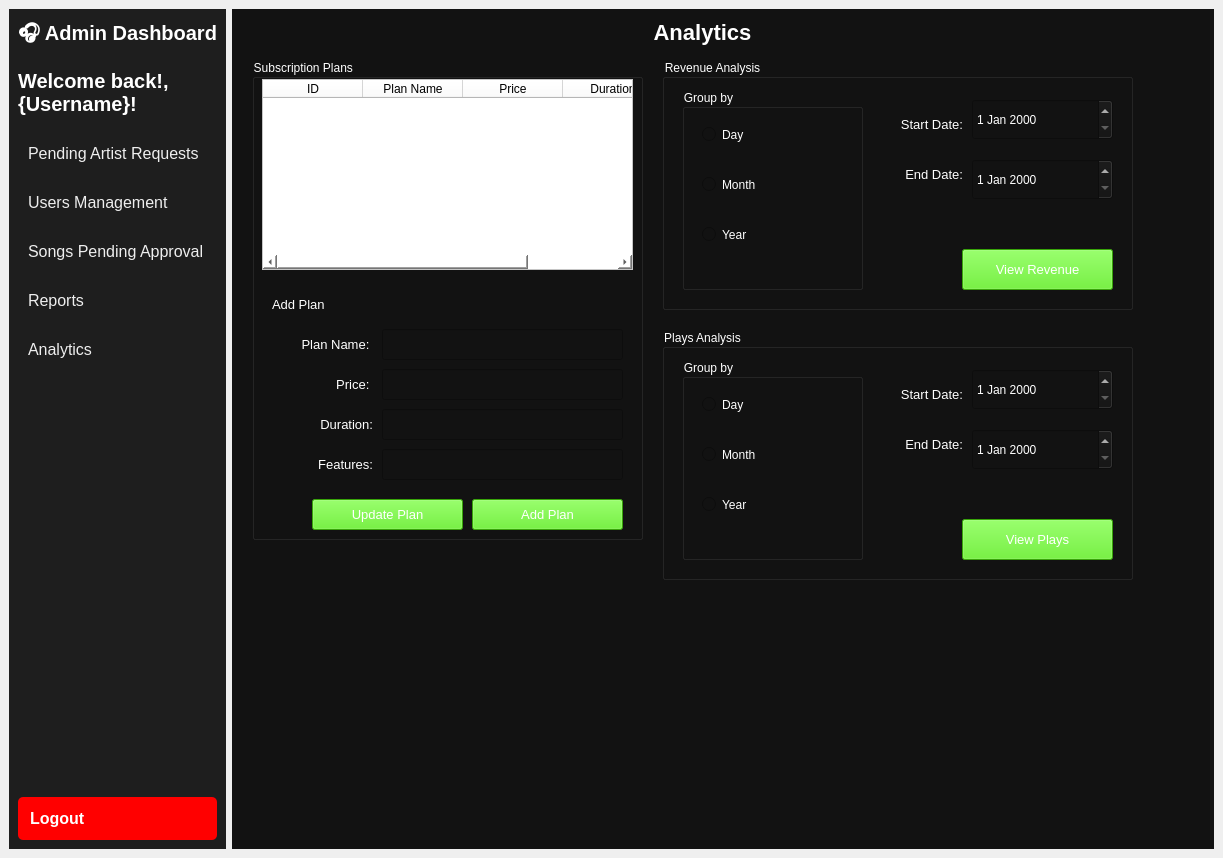
First picture: the form in App UI/admin_main.ui, repository M-AmmarBaig/Databases-Project-Habibify-Music-Player, before the edit.
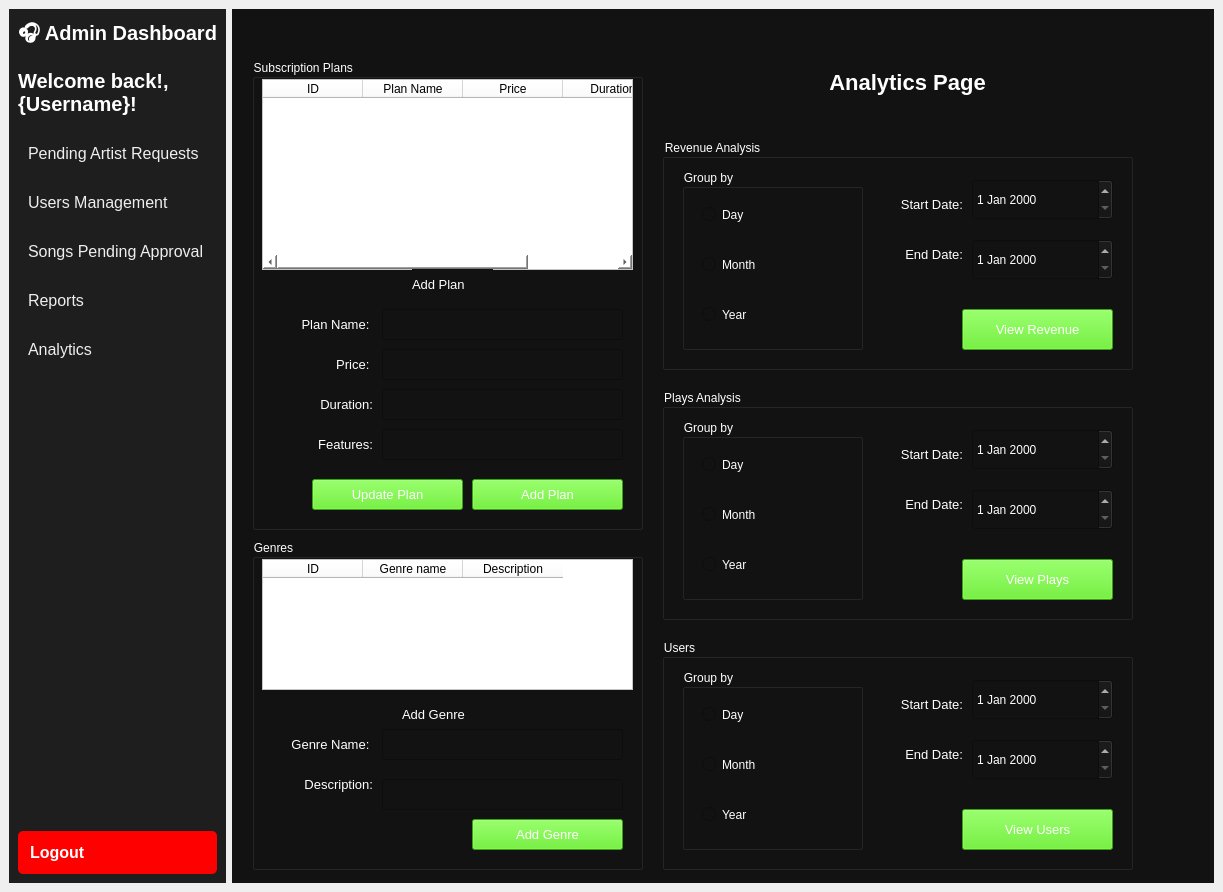
Second picture: the form after the edit. Icons and pictures are not drawn.

```diff
--- a/App UI/admin_main.ui
+++ b/App UI/admin_main.ui
@@ -7,7 +7,7 @@
     <x>0</x>
     <y>0</y>
     <width>1223</width>
-    <height>858</height>
+    <height>892</height>
    </rect>
   </property>
   <property name="windowTitle">
@@ -1685,9 +1685,9 @@
        <widget class="QLabel" name="manageArtistsTitle">
         <property name="geometry">
          <rect>
-          <x>420</x>
-          <y>10</y>
-          <width>101</width>
+          <x>540</x>
+          <y>60</y>
+          <width>271</width>
           <height>27</height>
          </rect>
         </property>
@@ -1695,7 +1695,7 @@
          <string notr="true">font-size:22px; font-weight:bold;</string>
         </property>
         <property name="text">
-         <string>Analytics</string>
+         <string>Analytics Page</string>
         </property>
         <property name="alignment">
          <set>Qt::AlignCenter</set>
@@ -1707,7 +1707,7 @@
           <x>20</x>
           <y>50</y>
           <width>391</width>
-          <height>481</height>
+          <height>471</height>
          </rect>
         </property>
         <property name="minimumSize">
@@ -1769,9 +1769,9 @@
         <widget class="QLabel" name="label_26">
          <property name="geometry">
           <rect>
-           <x>20</x>
-           <y>230</y>
-           <width>111</width>
+           <x>160</x>
+           <y>210</y>
+           <width>81</width>
            <height>31</height>
           </rect>
          </property>
@@ -1788,7 +1788,7 @@
          <property name="geometry">
           <rect>
            <x>10</x>
-           <y>270</y>
+           <y>250</y>
            <width>111</width>
            <height>31</height>
           </rect>
@@ -1812,7 +1812,7 @@
          <property name="geometry">
           <rect>
            <x>10</x>
-           <y>310</y>
+           <y>290</y>
            <width>111</width>
            <height>31</height>
           </rect>
@@ -1835,9 +1835,9 @@
         <widget class="QLabel" name="label_30">
          <property name="geometry">
           <rect>
-           <x>10</x>
-           <y>350</y>
-           <width>111</width>
+           <x>20</x>
+           <y>330</y>
+           <width>101</width>
            <height>31</height>
           </rect>
          </property>
@@ -1860,7 +1860,7 @@
          <property name="geometry">
           <rect>
            <x>10</x>
-           <y>390</y>
+           <y>370</y>
            <width>111</width>
            <height>31</height>
           </rect>
@@ -1884,7 +1884,7 @@
          <property name="geometry">
           <rect>
            <x>130</x>
-           <y>270</y>
+           <y>250</y>
            <width>241</width>
            <height>31</height>
           </rect>
@@ -1894,12 +1894,15 @@
            <pointsize>10</pointsize>
           </font>
          </property>
+         <property name="readOnly">
+          <bool>true</bool>
+         </property>
         </widget>
         <widget class="QLineEdit" name="PlanPrice">
          <property name="geometry">
           <rect>
            <x>130</x>
-           <y>310</y>
+           <y>290</y>
            <width>241</width>
            <height>31</height>
           </rect>
@@ -1914,7 +1917,7 @@
          <property name="geometry">
           <rect>
            <x>130</x>
-           <y>390</y>
+           <y>370</y>
            <width>241</width>
            <height>31</height>
           </rect>
@@ -1929,7 +1932,7 @@
          <property name="geometry">
           <rect>
            <x>130</x>
-           <y>350</y>
+           <y>330</y>
            <width>241</width>
            <height>31</height>
           </rect>
@@ -1944,7 +1947,7 @@
          <property name="geometry">
           <rect>
            <x>220</x>
-           <y>440</y>
+           <y>420</y>
            <width>151</width>
            <height>31</height>
           </rect>
@@ -1969,7 +1972,7 @@
          <property name="geometry">
           <rect>
            <x>60</x>
-           <y>440</y>
+           <y>420</y>
            <width>151</width>
            <height>31</height>
           </rect>
@@ -1995,9 +1998,9 @@
         <property name="geometry">
          <rect>
           <x>430</x>
-          <y>50</y>
+          <y>130</y>
           <width>471</width>
-          <height>251</height>
+          <height>231</height>
          </rect>
         </property>
         <property name="title">
@@ -2009,7 +2012,7 @@
            <x>20</x>
            <y>30</y>
            <width>181</width>
-           <height>201</height>
+           <height>181</height>
           </rect>
          </property>
          <property name="title">
@@ -2127,7 +2130,7 @@
          <property name="geometry">
           <rect>
            <x>300</x>
-           <y>190</y>
+           <y>170</y>
            <width>151</width>
            <height>41</height>
           </rect>
@@ -2153,9 +2156,9 @@
         <property name="geometry">
          <rect>
           <x>430</x>
-          <y>320</y>
+          <y>380</y>
           <width>471</width>
-          <height>251</height>
+          <height>231</height>
          </rect>
         </property>
         <property name="title">
@@ -2167,7 +2170,7 @@
            <x>20</x>
            <y>30</y>
            <width>181</width>
-           <height>201</height>
+           <height>181</height>
           </rect>
          </property>
          <property name="title">
@@ -2285,7 +2288,7 @@
          <property name="geometry">
           <rect>
            <x>300</x>
-           <y>190</y>
+           <y>170</y>
            <width>151</width>
            <height>41</height>
           </rect>
@@ -2307,6 +2310,344 @@
          </property>
         </widget>
        </widget>
+       <widget class="QGroupBox" name="groupBox_10">
+        <property name="geometry">
+         <rect>
+          <x>430</x>
+          <y>630</y>
+          <width>471</width>
+          <height>231</height>
+         </rect>
+        </property>
+        <property name="title">
+         <string>Users</string>
+        </property>
+        <widget class="QGroupBox" name="groupBox_11">
+         <property name="geometry">
+          <rect>
+           <x>20</x>
+           <y>30</y>
+           <width>181</width>
+           <height>181</height>
+          </rect>
+         </property>
+         <property name="title">
+          <string>Group by</string>
+         </property>
+         <widget class="QRadioButton" name="UsersDay">
+          <property name="geometry">
+           <rect>
+            <x>20</x>
+            <y>30</y>
+            <width>141</width>
+            <height>31</height>
+           </rect>
+          </property>
+          <property name="text">
+           <string>Day</string>
+          </property>
+         </widget>
+         <widget class="QRadioButton" name="UsersMonth">
+          <property name="geometry">
+           <rect>
+            <x>20</x>
+            <y>80</y>
+            <width>141</width>
+            <height>31</height>
+           </rect>
+          </property>
+          <property name="text">
+           <string>Month</string>
+          </property>
+         </widget>
+         <widget class="QRadioButton" name="UsersYear">
+          <property name="geometry">
+           <rect>
+            <x>20</x>
+            <y>130</y>
+            <width>141</width>
+            <height>31</height>
+           </rect>
+          </property>
+          <property name="text">
+           <string>Year</string>
+          </property>
+         </widget>
+        </widget>
+        <widget class="QDateEdit" name="UsersStartDate">
+         <property name="geometry">
+          <rect>
+           <x>310</x>
+           <y>40</y>
+           <width>141</width>
+           <height>41</height>
+          </rect>
+         </property>
+        </widget>
+        <widget class="QDateEdit" name="UsersEndDate">
+         <property name="geometry">
+          <rect>
+           <x>310</x>
+           <y>100</y>
+           <width>141</width>
+           <height>41</height>
+          </rect>
+         </property>
+        </widget>
+        <widget class="QLabel" name="label_36">
+         <property name="geometry">
+          <rect>
+           <x>210</x>
+           <y>50</y>
+           <width>91</width>
+           <height>31</height>
+          </rect>
+         </property>
+         <property name="font">
+          <font>
+           <pointsize>10</pointsize>
+          </font>
+         </property>
+         <property name="layoutDirection">
+          <enum>Qt::LeftToRight</enum>
+         </property>
+         <property name="text">
+          <string>Start Date:</string>
+         </property>
+         <property name="alignment">
+          <set>Qt::AlignRight|Qt::AlignTrailing|Qt::AlignVCenter</set>
+         </property>
+        </widget>
+        <widget class="QLabel" name="label_37">
+         <property name="geometry">
+          <rect>
+           <x>210</x>
+           <y>100</y>
+           <width>91</width>
+           <height>31</height>
+          </rect>
+         </property>
+         <property name="font">
+          <font>
+           <pointsize>10</pointsize>
+          </font>
+         </property>
+         <property name="layoutDirection">
+          <enum>Qt::LeftToRight</enum>
+         </property>
+         <property name="text">
+          <string>End Date:</string>
+         </property>
+         <property name="alignment">
+          <set>Qt::AlignRight|Qt::AlignTrailing|Qt::AlignVCenter</set>
+         </property>
+        </widget>
+        <widget class="QPushButton" name="UsersViewBtn">
+         <property name="geometry">
+          <rect>
+           <x>300</x>
+           <y>170</y>
+           <width>151</width>
+           <height>41</height>
+          </rect>
+         </property>
+         <property name="font">
+          <font>
+           <pointsize>10</pointsize>
+          </font>
+         </property>
+         <property name="styleSheet">
+          <string notr="true">
+background-color: rgb(78, 230, 13);</string>
+         </property>
+         <property name="text">
+          <string>View Users</string>
+         </property>
+         <property name="checkable">
+          <bool>true</bool>
+         </property>
+        </widget>
+       </widget>
+       <widget class="QGroupBox" name="groupBox_12">
+        <property name="geometry">
+         <rect>
+          <x>20</x>
+          <y>530</y>
+          <width>391</width>
+          <height>331</height>
+         </rect>
+        </property>
+        <property name="minimumSize">
+         <size>
+          <width>0</width>
+          <height>200</height>
+         </size>
+        </property>
+        <property name="title">
+         <string>Genres</string>
+        </property>
+        <widget class="QTableWidget" name="tableWidget_3">
+         <property name="geometry">
+          <rect>
+           <x>10</x>
+           <y>20</y>
+           <width>371</width>
+           <height>131</height>
+          </rect>
+         </property>
+         <property name="styleSheet">
+          <string notr="true">background-color:#FFFFFF ; color: #000000;</string>
+         </property>
+         <property name="editTriggers">
+          <set>QAbstractItemView::NoEditTriggers</set>
+         </property>
+         <property name="verticalScrollMode">
+          <enum>QAbstractItemView::ScrollPerPixel</enum>
+         </property>
+         <property name="horizontalScrollMode">
+          <enum>QAbstractItemView::ScrollPerPixel</enum>
+         </property>
+         <property name="sortingEnabled">
+          <bool>true</bool>
+         </property>
+         <column>
+          <property name="text">
+           <string>ID</string>
+          </property>
+         </column>
+         <column>
+          <property name="text">
+           <string>Genre name</string>
+          </property>
+         </column>
+         <column>
+          <property name="text">
+           <string>Description</string>
+          </property>
+         </column>
+        </widget>
+        <widget class="QLabel" name="label_38">
+         <property name="geometry">
+          <rect>
+           <x>150</x>
+           <y>160</y>
+           <width>81</width>
+           <height>31</height>
+          </rect>
+         </property>
+         <property name="font">
+          <font>
+           <pointsize>10</pointsize>
+          </font>
+         </property>
+         <property name="text">
+          <string>Add Genre</string>
+         </property>
+        </widget>
+        <widget class="QLabel" name="label_39">
+         <property name="geometry">
+          <rect>
+           <x>10</x>
+           <y>190</y>
+           <width>111</width>
+           <height>31</height>
+          </rect>
+         </property>
+         <property name="font">
+          <font>
+           <pointsize>10</pointsize>
+          </font>
+         </property>
+         <property name="layoutDirection">
+          <enum>Qt::LeftToRight</enum>
+         </property>
+         <property name="text">
+          <string>Genre Name: </string>
+         </property>
+         <property name="alignment">
+          <set>Qt::AlignRight|Qt::AlignTrailing|Qt::AlignVCenter</set>
+         </property>
+        </widget>
+        <widget class="QLabel" name="label_40">
+         <property name="geometry">
+          <rect>
+           <x>10</x>
+           <y>230</y>
+           <width>111</width>
+           <height>31</height>
+          </rect>
+         </property>
+         <property name="font">
+          <font>
+           <pointsize>10</pointsize>
+          </font>
+         </property>
+         <property name="layoutDirection">
+          <enum>Qt::LeftToRight</enum>
+         </property>
+         <property name="text">
+          <string>Description:</string>
+         </property>
+         <property name="alignment">
+          <set>Qt::AlignRight|Qt::AlignTrailing|Qt::AlignVCenter</set>
+         </property>
+        </widget>
+        <widget class="QLineEdit" name="genreNameLineEdit">
+         <property name="geometry">
+          <rect>
+           <x>130</x>
+           <y>190</y>
+           <width>241</width>
+           <height>31</height>
+          </rect>
+         </property>
+         <property name="font">
+          <font>
+           <pointsize>10</pointsize>
+          </font>
+         </property>
+        </widget>
+        <widget class="QLineEdit" name="genreDescriptionLineEdit">
+         <property name="geometry">
+          <rect>
+           <x>130</x>
+           <y>240</y>
+           <width>241</width>
+           <height>31</height>
+          </rect>
+         </property>
+         <property name="font">
+          <font>
+           <pointsize>10</pointsize>
+          </font>
+         </property>
+        </widget>
+        <widget class="QPushButton" name="addGenreBtn">
+         <property name="geometry">
+          <rect>
+           <x>220</x>
+           <y>280</y>
+           <width>151</width>
+           <height>31</height>
+          </rect>
+         </property>
+         <property name="font">
+          <font>
+           <pointsize>10</pointsize>
+          </font>
+         </property>
+         <property name="styleSheet">
+          <string notr="true">
+background-color: rgb(78, 230, 13);</string>
+         </property>
+         <property name="text">
+          <string>Add Genre</string>
+         </property>
+         <property name="checkable">
+          <bool>true</bool>
+         </property>
+        </widget>
+       </widget>
       </widget>
      </widget>
     </item>
```
Left out of the diff: 102 changed lines with no effect on the pictures.
